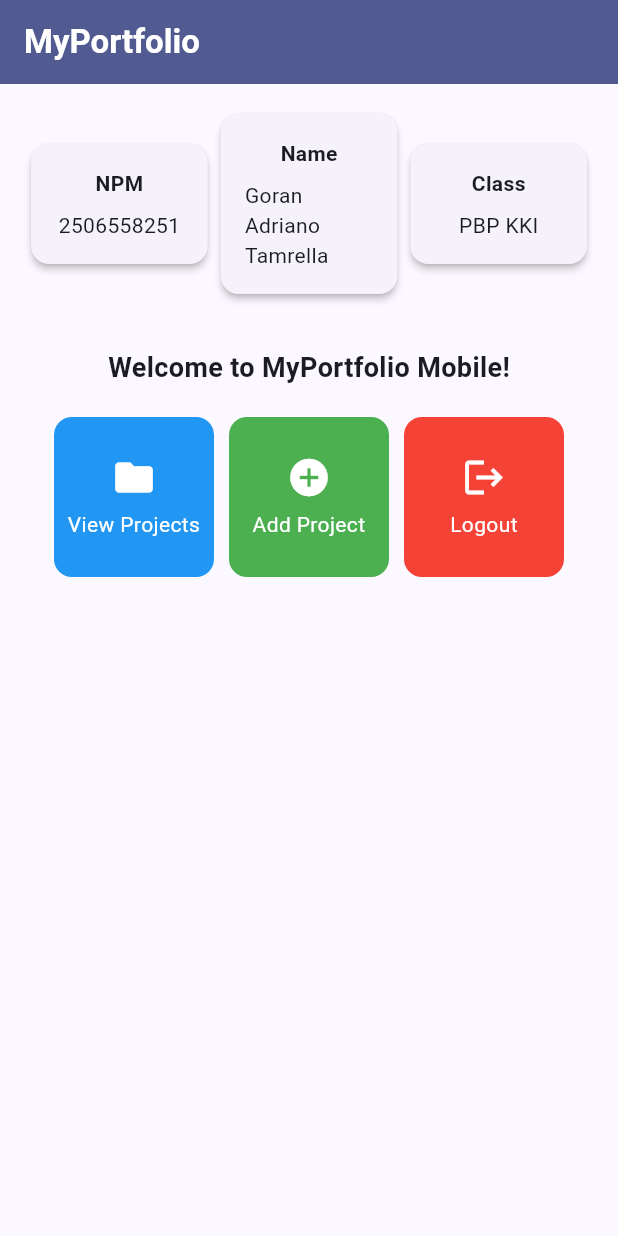
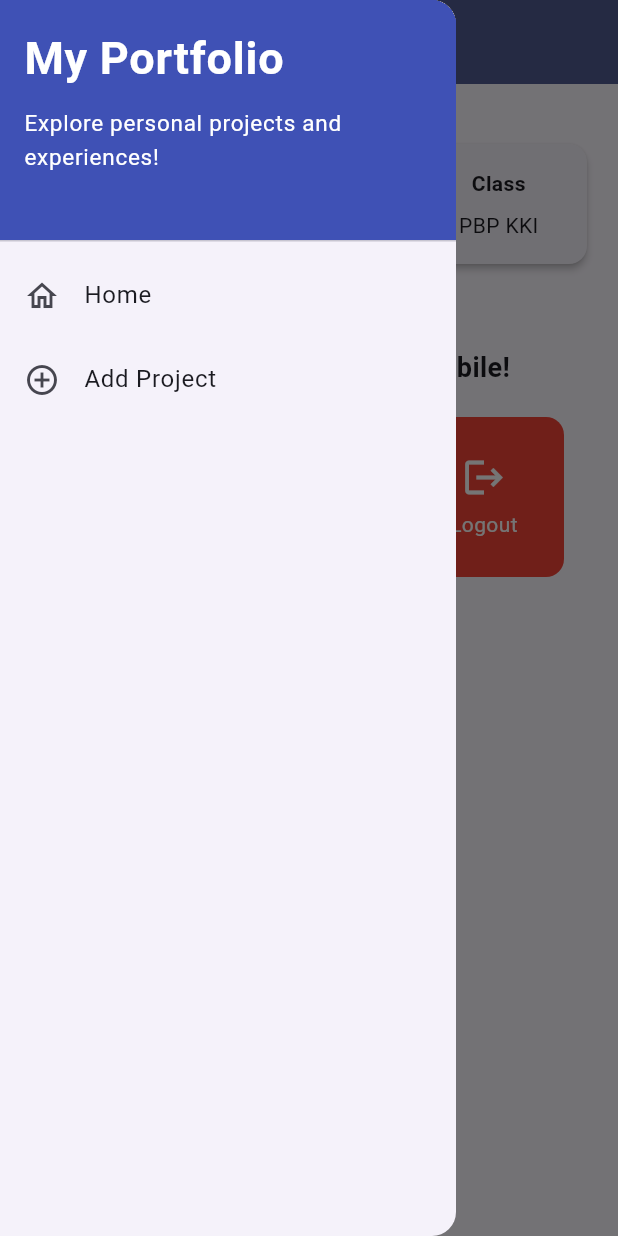
Before and after one commit to adrianogoran/myportofolio_mobile, a Flutter app: the screen it shows after launch, with the side drawer open (before the commit the screen has no drawer), on a phone screen of 412 x 824 dp. Run offline on Flutter 3.47's test engine with Material 3 defaults, Android fonts, the phone set to English and light mode, and no system bars; our stand-ins replace material_ui.

Commit message:
refactor: move screens and widgets into separate directories, navigate to form from Add Project card

```diff
--- a/lib/main.dart
+++ b/lib/main.dart
@@ -1,5 +1,5 @@
 import 'package:material_ui/material_ui.dart';
-import 'package:myportofolio_mobile/menu.dart';
+import 'package:myportofolio_mobile/screens/menu.dart';
 
 void main() {
   runApp(const MyApp());
--- a/lib/menu.dart
+++ b/lib/screens/menu.dart
@@ -1,4 +1,6 @@
 import 'package:material_ui/material_ui.dart';
+import 'package:myportofolio_mobile/widgets/left_drawer.dart';
+import 'package:myportofolio_mobile/widgets/project_card.dart';
 
 class MyHomePage extends StatelessWidget {
   MyHomePage({super.key});
@@ -25,7 +27,9 @@ class MyHomePage extends StatelessWidget {
           ),
         ),
         backgroundColor: Theme.of(context).colorScheme.primary,
+        iconTheme: const IconThemeData(color: Colors.white),
       ),
+      drawer: const LeftDrawer(),
       body: Padding(
         padding: const EdgeInsets.all(16.0),
         child: Column(
@@ -119,47 +123,3 @@ class ItemHomepage {
 
   ItemHomepage(this.name, this.icon, this.color);
 }
-
-class ItemCard extends StatelessWidget {
-  final ItemHomepage item;
-
-  const ItemCard(this.item, {super.key});
-
-  @override
-  Widget build(BuildContext context) {
-    return Material(
-      color: item.color,
-      borderRadius: BorderRadius.circular(12),
-      child: InkWell(
-        onTap: () {
-          ScaffoldMessenger.of(context)
-            ..hideCurrentSnackBar()
-            ..showSnackBar(
-              SnackBar(content: Text("You pressed the ${item.name} button!")),
-            );
-        },
-        child: Container(
-          padding: const EdgeInsets.all(8),
-          child: Center(
-            child: Column(
-              mainAxisAlignment: MainAxisAlignment.center,
-              children: [
-                Icon(
-                  item.icon,
-                  color: Colors.white,
-                  size: 30.0,
-                ),
-                const Padding(padding: EdgeInsets.all(3)),
-                Text(
-                  item.name,
-                  textAlign: TextAlign.center,
-                  style: const TextStyle(color: Colors.white),
-                ),
-              ],
-            ),
-          ),
-        ),
-      ),
-    );
-  }
-}
--- /dev/null
+++ b/lib/widgets/project_card.dart
@@ -0,0 +1,59 @@
+import 'package:material_ui/material_ui.dart';
+import 'package:myportofolio_mobile/screens/menu.dart';
+import 'package:myportofolio_mobile/screens/project_form.dart';
+
+class ItemCard extends StatelessWidget {
+  final ItemHomepage item;
+
+  const ItemCard(this.item, {super.key});
+
+  @override
+  Widget build(BuildContext context) {
+    return Material(
+      color: item.color,
+      borderRadius: BorderRadius.circular(12),
+      child: InkWell(
+        // Handle card taps
+        onTap: () {
+          // Show a SnackBar when the card is tapped
+          ScaffoldMessenger.of(context)
+            ..hideCurrentSnackBar()
+            ..showSnackBar(
+              SnackBar(content: Text("You pressed the ${item.name} button!")),
+            );
+
+          // Navigate to the appropriate screen
+          if (item.name == "Add Project") {
+            Navigator.push(
+              context,
+              MaterialPageRoute(
+                builder: (context) => const ProjectFormPage(),
+              ),
+            );
+          }
+        },
+        child: Container(
+          padding: const EdgeInsets.all(8),
+          child: Center(
+            child: Column(
+              mainAxisAlignment: MainAxisAlignment.center,
+              children: [
+                Icon(
+                  item.icon,
+                  color: Colors.white,
+                  size: 30.0,
+                ),
+                const Padding(padding: EdgeInsets.all(3)),
+                Text(
+                  item.name,
+                  textAlign: TextAlign.center,
+                  style: const TextStyle(color: Colors.white),
+                ),
+              ],
+            ),
+          ),
+        ),
+      ),
+    );
+  }
+}
```
